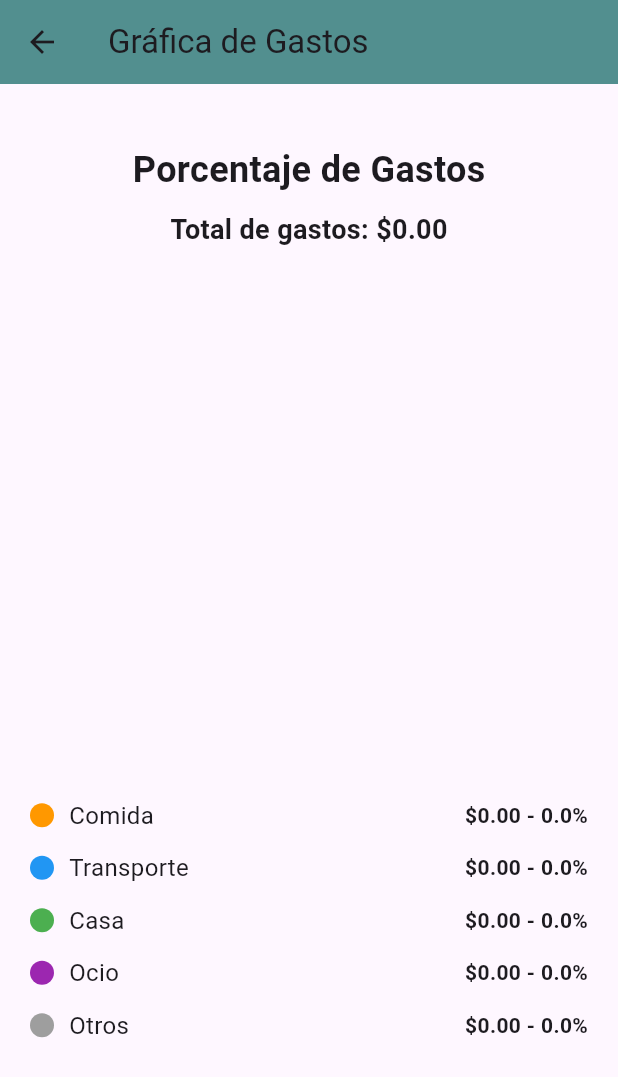
After one commit to HectorVR64/prototipoapp, a Flutter app: the screen it shows after launch, after a tap on the "pie chart" icon, on a phone screen of 412 x 824 dp. The commit adds this screen. Shown: the top 1077 px of the screen. Run offline on Flutter 3.47's test engine with Material 3 defaults, Android fonts, the phone set to English and light mode, and no system bars; drawn by our look-alikes of fl_chart; our stand-ins replace hive_flutter; accounts and stored records are empty.

Commit message:
Incorporamos la pantalla de la grafica

```diff
--- /dev/null
+++ b/lib/grafica.dart
@@ -0,0 +1,178 @@
+import 'package:flutter/material.dart';
+import 'package:fl_chart/fl_chart.dart';
+
+class PantallaGrafica extends StatelessWidget {
+  final List<Map<String, dynamic>> movimientos;
+
+  const PantallaGrafica({super.key, required this.movimientos});
+
+  @override
+  Widget build(BuildContext context) {
+    double comida = 0;
+    double transporte = 0;
+    double casa = 0;
+    double ocio = 0;
+    double otros = 0;
+
+    for (var movimiento in movimientos) {
+      if (movimiento["esGasto"]) {
+        String categoria =
+            movimiento["categoria"]?.toString() ??
+            movimiento["texto"].toString();
+
+        if (categoria.contains("Comida")) {
+          comida += movimiento["monto"];
+        } else if (categoria.contains("Transporte")) {
+          transporte += movimiento["monto"];
+        } else if (categoria.contains("Casa")) {
+          casa += movimiento["monto"];
+        } else if (categoria.contains("Ocio")) {
+          ocio += movimiento["monto"];
+        } else {
+          otros += movimiento["monto"];
+        }
+      }
+    }
+
+    double total = comida + transporte + casa + ocio + otros;
+
+    double porcentaje(double cantidad) {
+      if (total == 0) return 0;
+      return (cantidad / total) * 100;
+    }
+
+    return Scaffold(
+      appBar: AppBar(
+        title: const Text("Gráfica de Gastos"),
+        backgroundColor: const Color(0xFF528F8F),
+      ),
+
+      body: SingleChildScrollView(
+        child: Center(
+          child: Padding(
+            padding: const EdgeInsets.all(20),
+
+            child: Column(
+              children: [
+                const SizedBox(height: 20),
+
+                const Text(
+                  "Porcentaje de Gastos",
+                  style: TextStyle(fontSize: 24, fontWeight: FontWeight.bold),
+                ),
+
+                const SizedBox(height: 10),
+
+                Text(
+                  "Total de gastos: \$${total.toStringAsFixed(2)}",
+                  style: const TextStyle(
+                    fontSize: 18,
+                    fontWeight: FontWeight.bold,
+                  ),
+                ),
+
+                const SizedBox(height: 30),
+
+                SizedBox(
+                  height: 300,
+
+                  child: PieChart(
+                    PieChartData(
+                      centerSpaceRadius: 55,
+
+                      sections: [
+                        PieChartSectionData(
+                          value: comida,
+                          title: "${porcentaje(comida).toStringAsFixed(0)}%",
+                          color: Colors.orange,
+                          radius: 80,
+                        ),
+
+                        PieChartSectionData(
+                          value: transporte,
+                          title:
+                              "${porcentaje(transporte).toStringAsFixed(0)}%",
+                          color: Colors.blue,
+                          radius: 80,
+                        ),
+
+                        PieChartSectionData(
+                          value: casa,
+                          title: "${porcentaje(casa).toStringAsFixed(0)}%",
+                          color: Colors.green,
+                          radius: 80,
+                        ),
+
+                        PieChartSectionData(
+                          value: ocio,
+                          title: "${porcentaje(ocio).toStringAsFixed(0)}%",
+                          color: Colors.purple,
+                          radius: 80,
+                        ),
+
+                        PieChartSectionData(
+                          value: otros,
+                          title: "${porcentaje(otros).toStringAsFixed(0)}%",
+                          color: Colors.grey,
+                          radius: 80,
+                        ),
+                      ],
+                    ),
+                  ),
+                ),
+
+                const SizedBox(height: 30),
+
+                _filaPorcentaje(
+                  "Comida",
+                  comida,
+                  porcentaje(comida),
+                  Colors.orange,
+                ),
+
+                _filaPorcentaje(
+                  "Transporte",
+                  transporte,
+                  porcentaje(transporte),
+                  Colors.blue,
+                ),
+
+                _filaPorcentaje("Casa", casa, porcentaje(casa), Colors.green),
+
+                _filaPorcentaje("Ocio", ocio, porcentaje(ocio), Colors.purple),
+
+                _filaPorcentaje("Otros", otros, porcentaje(otros), Colors.grey),
+              ],
+            ),
+          ),
+        ),
+      ),
+    );
+  }
+
+  Widget _filaPorcentaje(
+    String nombre,
+    double monto,
+    double porcentaje,
+    Color color,
+  ) {
+    return Padding(
+      padding: const EdgeInsets.symmetric(vertical: 6),
+
+      child: Row(
+        children: [
+          CircleAvatar(radius: 8, backgroundColor: color),
+
+          const SizedBox(width: 10),
+
+          Expanded(child: Text(nombre, style: const TextStyle(fontSize: 16))),
+
+          Text(
+            "\$${monto.toStringAsFixed(2)} - ${porcentaje.toStringAsFixed(1)}%",
+            style: const TextStyle(fontWeight: FontWeight.bold),
+          ),
+        ],
+      ),
+    );
+  }
+}
--- a/lib/main.dart
+++ b/lib/main.dart
@@ -1,5 +1,7 @@
 import 'package:flutter/material.dart';
 import 'package:hive_flutter/hive_flutter.dart';
+import 'package:fl_chart/fl_chart.dart';
+import 'grafica.dart'; // Asegúrate de que el archivo con el código de tu compañera se llame exactamente grafica.dart
 
 void main() async {
   // Inicialización de la base de datos local
@@ -39,7 +41,7 @@ class _EstadoDeMiPantalla extends State<PantallaDelPrototipo> {
   String _nombreCategoriaElegida = "Comida";
   IconData _iconoCategoriaElegida = Icons.restaurant;
 
-  // Guarda el filtro activo actual
+  // Filtro activo actual
   String _filtroSeleccionado = "Todos";
 
   final _miCaja = Hive.box('caja_finanzas');
@@ -92,19 +94,25 @@ class _EstadoDeMiPantalla extends State<PantallaDelPrototipo> {
       return _listaDeMovimientos.where((m) => m["esGasto"] == true).toList();
     } else {
       return _listaDeMovimientos.where((m) {
-        if (!m["esGasto"]) return false;
+        if (!m["esGasto"]) {
+          return false;
+        }
 
         int iconoCodigo = m["icono"];
         String categoriaDelMovimiento = "Otros";
 
-        if (iconoCodigo == Icons.restaurant.codePoint)
+        if (iconoCodigo == Icons.restaurant.codePoint) {
           categoriaDelMovimiento = "Comida";
-        if (iconoCodigo == Icons.directions_car.codePoint)
+        }
+        if (iconoCodigo == Icons.directions_car.codePoint) {
           categoriaDelMovimiento = "Transporte";
-        if (iconoCodigo == Icons.home.codePoint)
+        }
+        if (iconoCodigo == Icons.home.codePoint) {
           categoriaDelMovimiento = "Casa";
-        if (iconoCodigo == Icons.videogame_asset.codePoint)
+        }
+        if (iconoCodigo == Icons.videogame_asset.codePoint) {
           categoriaDelMovimiento = "Ocio";
+        }
 
         return categoriaDelMovimiento == _filtroSeleccionado;
       }).toList();
@@ -159,6 +167,7 @@ class _EstadoDeMiPantalla extends State<PantallaDelPrototipo> {
         "monto": cantidadAGastar,
         "icono": _iconoCategoriaElegida.codePoint,
         "esGasto": true,
+        "categoria": _nombreCategoriaElegida,
       });
       _numeroQueEstoyEscribiendo = "0";
       _filtroSeleccionado = "Todos";
@@ -270,6 +279,7 @@ class _EstadoDeMiPantalla extends State<PantallaDelPrototipo> {
                     "monto": nuevoMonto,
                     "icono": movimiento["icono"],
                     "esGasto": esGasto,
+                    "categoria": movimiento["categoria"],
                   };
                   _guardarPermanentemente();
                 });
@@ -293,7 +303,6 @@ class _EstadoDeMiPantalla extends State<PantallaDelPrototipo> {
   ) async {
     final resultado = await showMenu(
       context: contexto,
-      // Corregido aquí: se usa posicionGlobal completo sin abreviaciones erróneas
       position: RelativeRect.fromLTRB(
         posicionGlobal.dx,
         posicionGlobal.dy,
@@ -465,16 +474,22 @@ class _EstadoDeMiPantalla extends State<PantallaDelPrototipo> {
       body: SafeArea(
         child: Column(
           children: [
+            // BARRA SUPERIOR ELEGANTE: Organiza el título y el botón de gráfica limpia
             Container(
-              padding: const EdgeInsets.all(15),
+              padding: const EdgeInsets.symmetric(horizontal: 15, vertical: 12),
               decoration: const BoxDecoration(
                 color: Color(0xFF528F8F),
                 borderRadius: BorderRadius.vertical(
                   bottom: Radius.circular(30),
                 ),
               ),
-              child: const Center(
-                child: Text(
+              child: Row(
+                mainAxisAlignment: MainAxisAlignment.spaceBetween,
+                children: [
+                  const SizedBox(
+                    width: 40,
+                  ), // Balance equilibrado para centrar el texto
+                  const Text(
                     "Control de Mis Gastos",
                     style: TextStyle(
                       color: Colors.white,
@@ -482,6 +497,23 @@ class _EstadoDeMiPantalla extends State<PantallaDelPrototipo> {
                       fontWeight: FontWeight.bold,
                     ),
                   ),
+                  IconButton(
+                    icon: const Icon(
+                      Icons.pie_chart,
+                      color: Colors.white,
+                      size: 28,
+                    ),
+                    onPressed: () {
+                      Navigator.push(
+                        context,
+                        MaterialPageRoute(
+                          builder: (context) =>
+                              PantallaGrafica(movimientos: _listaDeMovimientos),
+                        ),
+                      );
+                    },
+                  ),
+                ],
               ),
             ),
             Expanded(
@@ -521,10 +553,8 @@ class _EstadoDeMiPantalla extends State<PantallaDelPrototipo> {
                       fontWeight: FontWeight.bold,
                     ),
                   ),
-
                   _construirBarraDeFiltros(),
                   const Divider(),
-
                   Expanded(
                     child: movimientosFiltrados.isEmpty
                         ? const Center(
--- a/pubspec.yaml
+++ b/pubspec.yaml
@@ -32,8 +32,7 @@ dependencies:
     sdk: flutter
   hive: ^2.2.3
   hive_flutter: ^1.1.0
-  # The following adds the Cupertino Icons font to your application.
-  # Use with the CupertinoIcons class for iOS style icons.
+  fl_chart: ^0.66.0
   cupertino_icons: ^1.0.8
 
 dev_dependencies:
```
Also changed, not shown: pubspec.lock. Lines whose indentation alone changed are shown as unchanged.
